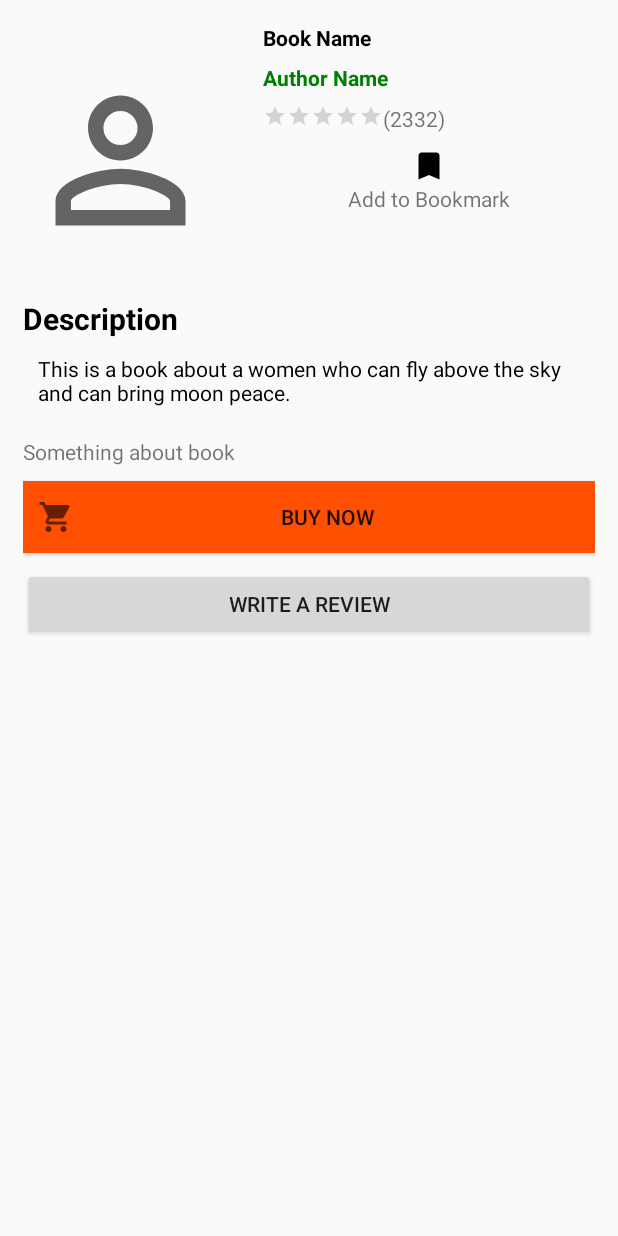
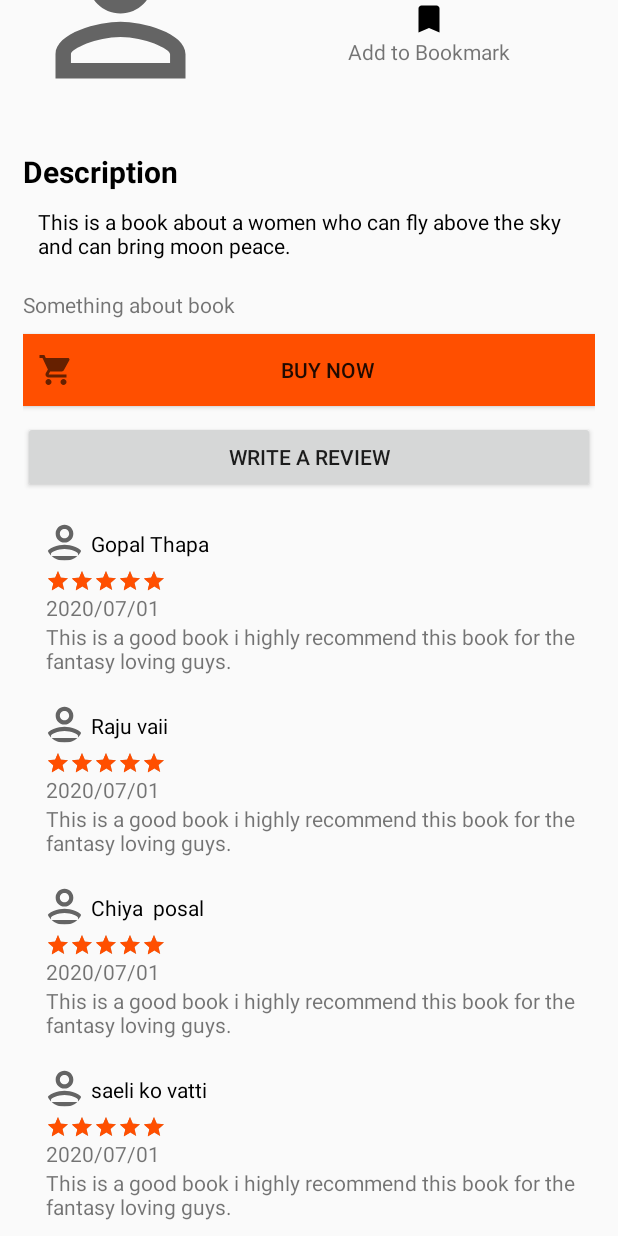
Before and after one commit to Gopa11313/NewWriters-Android-, an Android app: the ParticularBookActivity screen opened directly, with no data from a screen before it, on a phone screen of 412 x 824 dp. Run offline under Robolectric (Android 15) with nearby library versions, the phone set to English and light mode, and no system bars; our stand-ins replace CircleImageView.

Commit message:
done withh user review

```diff
--- a/app/src/main/java/com/example/newwriters/ui/particular_book/ParticularBookActivity.kt
+++ b/app/src/main/java/com/example/newwriters/ui/particular_book/ParticularBookActivity.kt
@@ -2,11 +2,31 @@ package com.example.newwriters.ui.particular_book
 
 import androidx.appcompat.app.AppCompatActivity
 import android.os.Bundle
+import androidx.recyclerview.widget.LinearLayoutManager
+import androidx.recyclerview.widget.RecyclerView
 import com.example.newwriters.R
+import com.example.newwriters.ui.adapter.review_adapter
+import com.example.newwriters.ui.model.Best_Seller
+import com.example.newwriters.ui.model.Review
 
 class ParticularBookActivity : AppCompatActivity() {
+    private lateinit var user_review:RecyclerView
+    private val lst_of_review=ArrayList<Review>();
     override fun onCreate(savedInstanceState: Bundle?) {
         super.onCreate(savedInstanceState)
         setContentView(R.layout.activity_particular_book)
+        user_review=findViewById(R.id.user_review)
+        value()
+        val adapter=review_adapter(lst_of_review,this)
+        val mlayout=LinearLayoutManager(this)
+        user_review.layoutManager= LinearLayoutManager(this)
+        user_review.adapter=adapter
+    }
+
+    private fun value(){
+        lst_of_review.add(Review(name = "Gopal Thapa",ratting = 5F,date = "2020/07/01",review = "This is a good book i highly recommend this book for the fantasy loving guys."))
+        lst_of_review.add(Review(name = "Raju vaii",ratting = 5F,date = "2020/07/01",review = "This is a good book i highly recommend this book for the fantasy loving guys."))
+        lst_of_review.add(Review(name = "Chiya  posal",ratting = 5F,date = "2020/07/01",review = "This is a good book i highly recommend this book for the fantasy loving guys."))
+        lst_of_review.add(Review(name = "saeli ko vatti",ratting = 5F,date = "2020/07/01",review = "This is a good book i highly recommend this book for the fantasy loving guys."))
     }
 }
--- a/app/src/main/res/layout/activity_particular_book.xml
+++ b/app/src/main/res/layout/activity_particular_book.xml
@@ -1,7 +1,12 @@
 <?xml version="1.0" encoding="utf-8"?>
-<LinearLayout xmlns:android="http://schemas.android.com/apk/res/android"
+<ScrollView
+    xmlns:android="http://schemas.android.com/apk/res/android"
     xmlns:app="http://schemas.android.com/apk/res-auto"
     xmlns:tools="http://schemas.android.com/tools"
+    android:layout_width="match_parent"
+    android:layout_height="match_parent"
+    android:fillViewport="true" >
+<LinearLayout
     android:layout_width="match_parent"
     android:layout_height="match_parent"
     android:orientation="vertical"
@@ -44,6 +49,7 @@
                     android:layout_height="wrap_content"
                     style="?android:attr/ratingBarStyleSmall"
                     android:numStars="5"
+                    android:theme="@style/RatingBar"
                     android:stepSize="0.1"
                     android:isIndicator="true"
                    />
@@ -112,3 +118,4 @@ bring moon peace. "
         android:layout_height="wrap_content"/>
 
 </LinearLayout>
+</ScrollView>
--- /dev/null
+++ b/app/src/main/res/values/style.xml
@@ -0,0 +1,7 @@
+<?xml version="1.0" encoding="utf-8"?>
+<resources>
+    <style name="RatingBar" parent="Theme.AppCompat">
+        <item name="colorControlNormal">@color/black</item>
+        <item name="colorControlActivated">@color/orange</item>
+        </style>
+</resources>
```
Also changed, not shown: 1 other file.
